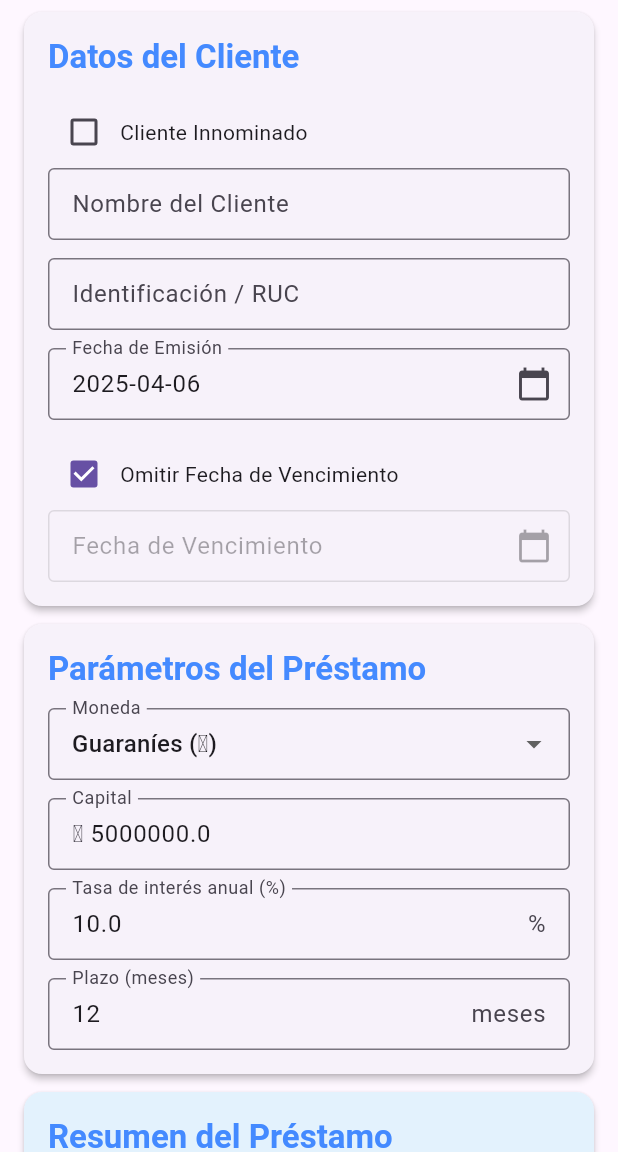
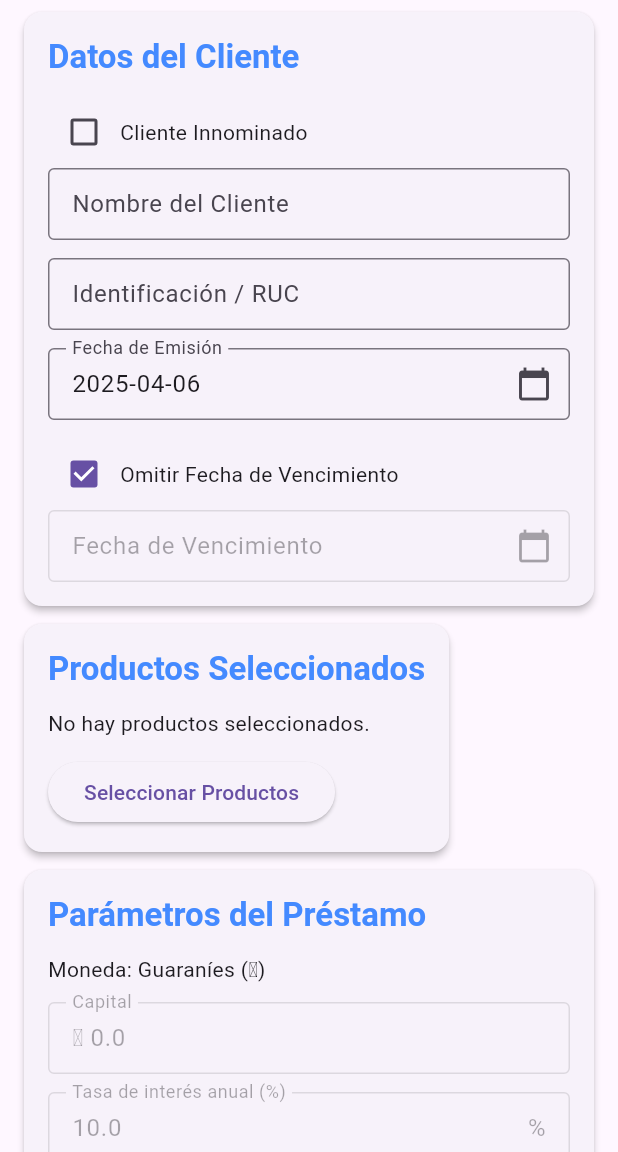
Before and after one commit to nfuegopy/PrestamoFrances, a Flutter app: the screen it shows after launch, on a phone screen of 412 x 824 dp, the part 84-1236 px from its top. Run offline on Flutter 3.47's test engine with Material 3 defaults, Android fonts, the phone set to English and light mode, and no system bars; our stand-ins replace file_picker, hive, hive_flutter, pdf, printing, share_plus; accounts and stored records are empty.

```diff
--- /dev/null
+++ b/lib/models/product.dart
@@ -0,0 +1,21 @@
+import 'package:hive/hive.dart';
+
+part 'product.g.dart'; // Este archivo se generará automáticamente
+
+@HiveType(typeId: 0)
+class Product {
+  @HiveField(0)
+  final String name;
+
+  @HiveField(1)
+  final double price;
+
+  @HiveField(2)
+  final String currency;
+
+  Product({
+    required this.name,
+    required this.price,
+    required this.currency,
+  });
+}
--- a/lib/screens/calculadora_screen.dart
+++ b/lib/screens/calculadora_screen.dart
@@ -4,6 +4,7 @@ import 'package:intl/intl.dart';
 import '../models/amortizacion_model.dart';
 import '../utils/pdf_generator.dart';
 import 'pdf_preview_screen.dart';
+import 'product_selection_screen.dart';
 
 class CalculadoraScreen extends StatefulWidget {
   const CalculadoraScreen({super.key});
@@ -16,7 +17,6 @@ class _CalculadoraScreenState extends State<CalculadoraScreen> {
   final _formKey = GlobalKey<FormState>();
   bool _mostrarTabla = false;
 
-  // Controladores para los campos de texto
   final TextEditingController _capitalController = TextEditingController();
   final TextEditingController _tasaController = TextEditingController();
   final TextEditingController _plazoController = TextEditingController();
@@ -30,7 +30,6 @@ class _CalculadoraScreenState extends State<CalculadoraScreen> {
   @override
   void initState() {
     super.initState();
-    // Inicializamos los controladores con los valores del modelo
     WidgetsBinding.instance.addPostFrameCallback((_) {
       final model = Provider.of<AmortizacionModel>(context, listen: false);
       _capitalController.text = model.capital.toString();
@@ -43,7 +42,6 @@ class _CalculadoraScreenState extends State<CalculadoraScreen> {
 
   @override
   void dispose() {
-    // Liberamos los controladores
     _capitalController.dispose();
     _tasaController.dispose();
     _plazoController.dispose();
@@ -91,8 +89,6 @@ class _CalculadoraScreenState extends State<CalculadoraScreen> {
                             ),
                       ),
                       const SizedBox(height: 12.0),
-
-                      // Checkbox para cliente innominado
                       Row(
                         children: [
                           Checkbox(
@@ -110,8 +106,6 @@ class _CalculadoraScreenState extends State<CalculadoraScreen> {
                           const Text('Cliente Innominado'),
                         ],
                       ),
-
-                      // Nombre del cliente
                       TextFormField(
                         controller: _nombreController,
                         decoration: const InputDecoration(
@@ -124,8 +118,6 @@ class _CalculadoraScreenState extends State<CalculadoraScreen> {
                         onChanged: (value) => model.nombreCliente = value,
                       ),
                       const SizedBox(height: 12.0),
-
-                      // Identificación
                       TextFormField(
                         controller: _identificacionController,
                         decoration: const InputDecoration(
@@ -138,8 +130,6 @@ class _CalculadoraScreenState extends State<CalculadoraScreen> {
                         onChanged: (value) => model.identificacion = value,
                       ),
                       const SizedBox(height: 12.0),
-
-                      // Fecha de emisión
                       InkWell(
                         onTap: () async {
                           if (!model.esInnominado) {
@@ -173,8 +163,6 @@ class _CalculadoraScreenState extends State<CalculadoraScreen> {
                         ),
                       ),
                       const SizedBox(height: 12.0),
-
-                      // Checkbox para omitir fecha de vencimiento
                       Row(
                         children: [
                           Checkbox(
@@ -191,8 +179,6 @@ class _CalculadoraScreenState extends State<CalculadoraScreen> {
                           const Text('Omitir Fecha de Vencimiento'),
                         ],
                       ),
-
-                      // Fecha de vencimiento
                       InkWell(
                         onTap: () async {
                           if (model.fechaVencimiento != null ||
@@ -233,7 +219,57 @@ class _CalculadoraScreenState extends State<CalculadoraScreen> {
                 ),
               ),
 
-              // Sección de parámetros del préstamo
+              // Nueva sección para productos seleccionados
+              Card(
+                elevation: 2,
+                shape: RoundedRectangleBorder(
+                  borderRadius: BorderRadius.circular(12),
+                ),
+                margin: const EdgeInsets.only(bottom: 12.0),
+                child: Padding(
+                  padding: const EdgeInsets.all(16.0),
+                  child: Column(
+                    crossAxisAlignment: CrossAxisAlignment.start,
+                    children: [
+                      Text(
+                        'Productos Seleccionados',
+                        style: Theme.of(context).textTheme.titleLarge?.copyWith(
+                              color: Colors.blueAccent,
+                              fontWeight: FontWeight.bold,
+                            ),
+                      ),
+                      const SizedBox(height: 12.0),
+                      if (model.selectedProducts.isEmpty)
+                        const Text('No hay productos seleccionados.'),
+                      if (model.selectedProducts.isNotEmpty)
+                        Column(
+                          children: model.selectedProducts.map((product) {
+                            return ListTile(
+                              title: Text(product.name),
+                              subtitle: Text(
+                                  '${product.currency == 'GS' ? '₲' : '\$'} ${product.price.toStringAsFixed(2)}'),
+                            );
+                          }).toList(),
+                        ),
+                      const SizedBox(height: 12.0),
+                      ElevatedButton(
+                        onPressed: () {
+                          Navigator.push(
+                            context,
+                            MaterialPageRoute(
+                              builder: (context) =>
+                                  const ProductSelectionScreen(),
+                            ),
+                          );
+                        },
+                        child: const Text('Seleccionar Productos'),
+                      ),
+                    ],
+                  ),
+                ),
+              ),
+
+              // Sección de parámetros del préstamo (modificada)
               Card(
                 elevation: 2,
                 shape: RoundedRectangleBorder(
@@ -253,36 +289,11 @@ class _CalculadoraScreenState extends State<CalculadoraScreen> {
                             ),
                       ),
                       const SizedBox(height: 12.0),
-
-                      // Selector de moneda
-                      DropdownButtonFormField<String>(
-                        decoration: const InputDecoration(
-                          labelText: 'Moneda',
-                          border: OutlineInputBorder(),
-                          contentPadding:
-                              EdgeInsets.symmetric(horizontal: 12, vertical: 8),
-                        ),
-                        value: model.moneda,
-                        items: const [
-                          DropdownMenuItem(
-                            value: 'guaranies',
-                            child: Text('Guaraníes (₲)'),
-                          ),
-                          DropdownMenuItem(
-                            value: 'dolares',
-                            child: Text('Dólares (USD)'),
-                          ),
-                        ],
-                        onChanged: (value) {
-                          if (value != null) {
-                            model.moneda = value;
-                            _capitalController.text = model.capital.toString();
-                          }
-                        },
-                      ),
+                      // Mostrar la moneda (ahora es dinámica según los productos)
+                      Text(
+                          'Moneda: ${model.moneda == 'guaranies' ? 'Guaraníes (₲)' : 'Dólares (USD)'}'),
                       const SizedBox(height: 12.0),
-
-                      // Capital
+                      // Capital (ahora es de solo lectura)
                       TextFormField(
                         controller: _capitalController,
                         decoration: InputDecoration(
@@ -293,26 +304,11 @@ class _CalculadoraScreenState extends State<CalculadoraScreen> {
                           contentPadding: const EdgeInsets.symmetric(
                               horizontal: 12, vertical: 8),
                         ),
-                        keyboardType: TextInputType.number,
-                        validator: (value) {
-                          if (value == null || value.isEmpty) {
-                            return 'Por favor ingrese el capital';
-                          }
-                          if (double.tryParse(value) == null) {
-                            return 'Por favor ingrese un número válido';
-                          }
-                          return null;
-                        },
-                        onChanged: (value) {
-                          final capital = double.tryParse(value);
-                          if (capital != null) {
-                            model.capital = capital;
-                          }
-                        },
+                        enabled:
+                            false, // Deshabilitado porque se calcula automáticamente
                       ),
                       const SizedBox(height: 12.0),
-
-                      // Tasa de interés
+                      // Tasa de interés (ahora es de solo lectura)
                       TextFormField(
                         controller: _tasaController,
                         decoration: const InputDecoration(
@@ -322,25 +318,10 @@ class _CalculadoraScreenState extends State<CalculadoraScreen> {
                           contentPadding:
                               EdgeInsets.symmetric(horizontal: 12, vertical: 8),
                         ),
-                        keyboardType: TextInputType.number,
-                        validator: (value) {
-                          if (value == null || value.isEmpty) {
-                            return 'Por favor ingrese la tasa de interés';
-                          }
-                          if (double.tryParse(value) == null) {
-                            return 'Por favor ingrese un número válido';
-                          }
-                          return null;
-                        },
-                        onChanged: (value) {
-                          final tasa = double.tryParse(value);
-                          if (tasa != null) {
-                            model.tasa = tasa;
-                          }
-                        },
+                        enabled:
+                            false, // Deshabilitado porque es predeterminada
                       ),
                       const SizedBox(height: 12.0),
-
                       // Plazo
                       TextFormField(
                         controller: _plazoController,
@@ -519,7 +500,6 @@ class _CalculadoraScreenState extends State<CalculadoraScreen> {
                 child: ElevatedButton.icon(
                   onPressed: () async {
                     if (_formKey.currentState!.validate()) {
-                      // Mostrar indicador de progreso
                       showDialog(
                         context: context,
                         barrierDismissible: false,
@@ -532,10 +512,8 @@ class _CalculadoraScreenState extends State<CalculadoraScreen> {
                         final pdfGenerator = PdfGenerator();
                         final pdfBytes = await pdfGenerator.generarPdf(model);
 
-                        // Cerrar diálogo de progreso
                         Navigator.pop(context);
 
-                        // Navegar a la pantalla de previsualización y descarga del PDF
                         if (!mounted) return;
                         Navigator.push(
                           context,
@@ -548,10 +526,7 @@ class _CalculadoraScreenState extends State<CalculadoraScreen> {
                           ),
                         );
                       } catch (e) {
-                        // Cerrar diálogo de progreso
                         Navigator.pop(context);
-
-                        // Mostrar mensaje de error
                         ScaffoldMessenger.of(context).showSnackBar(
                           SnackBar(
                             content: Text('Error al generar el PDF: $e'),
```
Also changed, not shown: lib/main.dart (+7 -1 lines), lib/models/amortizacion_model.dart (+46 -13 lines), lib/screens/product_selection_screen.dart (added, +96 -0 lines), lib/services/product_service.dart (added, +95 -0 lines), pubspec.yaml (+9 -3 lines), lib/models/product.g.dart (added), pubspec.lock, 7 other files.
